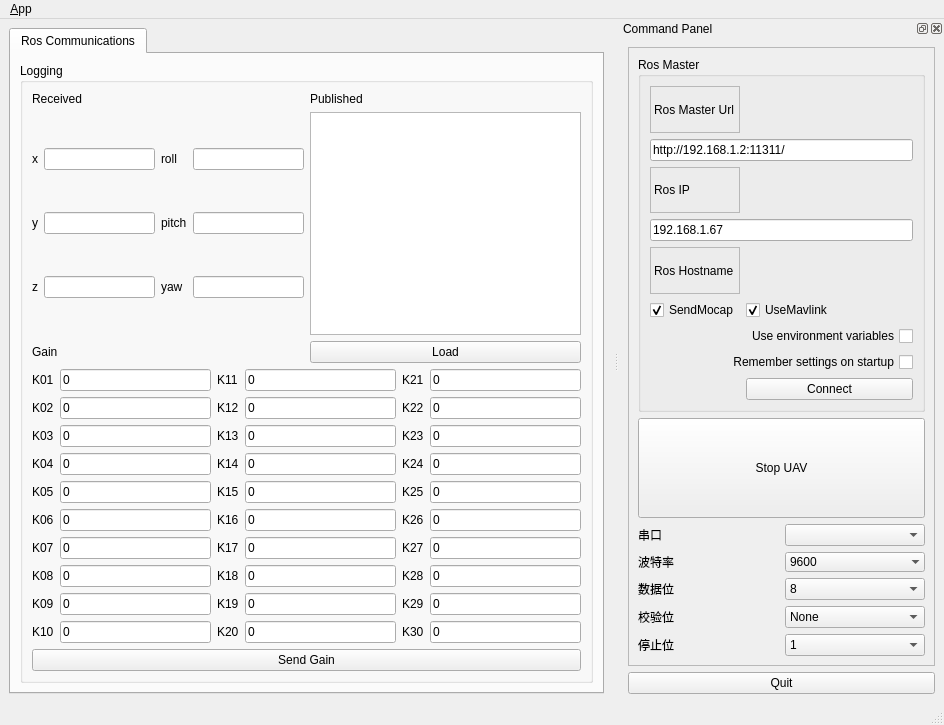
This is ui/main_window.ui in xindong324/btn_mocap_ui as Qt 5 draws it before an edit. The edited form follows.
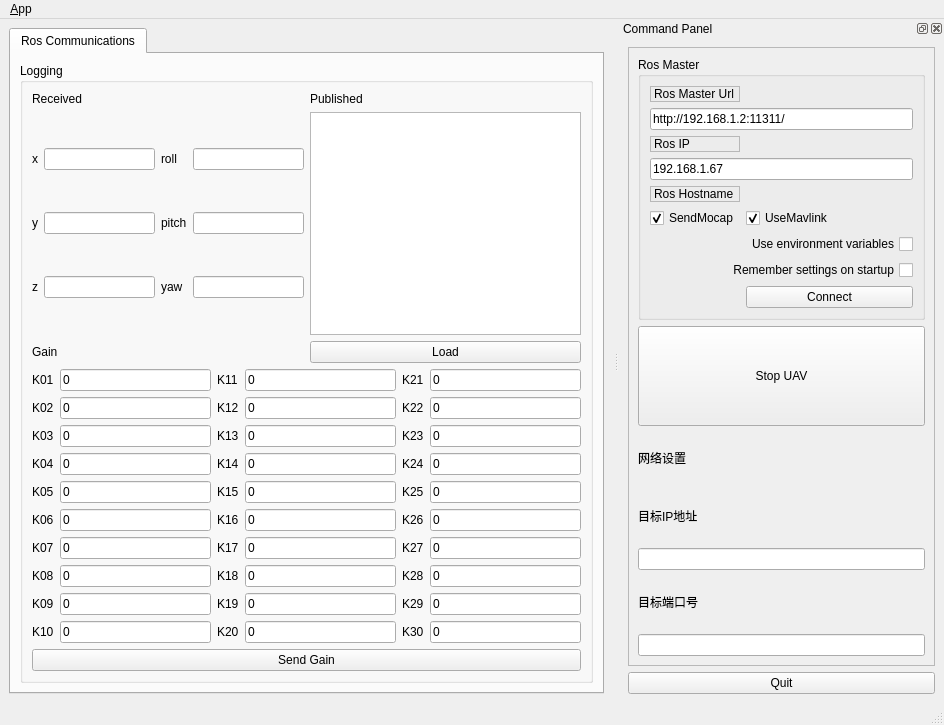
This is the edited form. Icons and pictures are not drawn.

The edit to the form file:
```diff
--- a/ui/main_window.ui
+++ b/ui/main_window.ui
@@ -832,161 +832,34 @@
         <item>
          <layout class="QVBoxLayout" name="verticalLayout_4">
           <item>
-           <layout class="QGridLayout" name="gridLayout_2">
-            <item row="0" column="0">
-             <widget class="QLabel" name="label_6">
-              <property name="text">
-               <string>串口</string>
-              </property>
-             </widget>
-            </item>
-            <item row="1" column="1">
-             <widget class="QComboBox" name="cb_boadrate">
-              <property name="editable">
-               <bool>false</bool>
-              </property>
-              <property name="currentText">
-               <string>9600</string>
-              </property>
-              <property name="currentIndex">
-               <number>0</number>
-              </property>
-              <property name="frame">
-               <bool>false</bool>
-              </property>
-              <item>
-               <property name="text">
-                <string>9600</string>
-               </property>
-              </item>
-              <item>
-               <property name="text">
-                <string>38400</string>
-               </property>
-              </item>
-              <item>
-               <property name="text">
-                <string>57600</string>
-               </property>
-              </item>
-              <item>
-               <property name="text">
-                <string>115200</string>
-               </property>
-              </item>
-              <item>
-               <property name="text">
-                <string>119600</string>
-               </property>
-              </item>
-             </widget>
-            </item>
-            <item row="3" column="0">
-             <widget class="QLabel" name="label_9">
-              <property name="text">
-               <string>校验位</string>
-              </property>
-             </widget>
-            </item>
-            <item row="2" column="0">
-             <widget class="QLabel" name="label_8">
-              <property name="text">
-               <string>数据位</string>
-              </property>
-             </widget>
-            </item>
-            <item row="2" column="1">
-             <widget class="QComboBox" name="cb_data">
-              <property name="currentIndex">
-               <number>3</number>
-              </property>
-              <item>
-               <property name="text">
-                <string>5</string>
-               </property>
-              </item>
-              <item>
-               <property name="text">
-                <string>6</string>
-               </property>
-              </item>
-              <item>
-               <property name="text">
-                <string>7</string>
-               </property>
-              </item>
-              <item>
-               <property name="text">
-                <string>8</string>
-               </property>
-              </item>
-             </widget>
-            </item>
-            <item row="0" column="1">
-             <widget class="QComboBox" name="cb_port">
-              <property name="editable">
-               <bool>false</bool>
-              </property>
-             </widget>
-            </item>
-            <item row="1" column="0">
-             <widget class="QLabel" name="label_7">
-              <property name="text">
-               <string>波特率</string>
-              </property>
-             </widget>
-            </item>
-            <item row="3" column="1">
-             <widget class="QComboBox" name="cb_check">
-              <item>
-               <property name="text">
-                <string>None</string>
-               </property>
-              </item>
-              <item>
-               <property name="text">
-                <string>Even</string>
-               </property>
-              </item>
-              <item>
-               <property name="text">
-                <string>Odd</string>
-               </property>
-              </item>
-              <item>
-               <property name="text">
-                <string>Space</string>
-               </property>
-              </item>
-              <item>
-               <property name="text">
-                <string>Mark</string>
-               </property>
-              </item>
-             </widget>
-            </item>
-            <item row="4" column="0">
-             <widget class="QLabel" name="label_41">
-              <property name="text">
-               <string>停止位</string>
-              </property>
-             </widget>
-            </item>
-            <item row="4" column="1">
-             <widget class="QComboBox" name="cb_stop">
-              <item>
-               <property name="text">
-                <string>1</string>
-               </property>
-              </item>
-              <item>
-               <property name="text">
-                <string>2</string>
-               </property>
-              </item>
-             </widget>
-            </item>
-           </layout>
+           <widget class="QLabel" name="label_8">
+            <property name="text">
+             <string>网络设置</string>
+            </property>
+           </widget>
+          </item>
+          <item>
+           <widget class="QLabel" name="label_6">
+            <property name="text">
+             <string>目标IP地址</string>
+            </property>
+            <property name="scaledContents">
+             <bool>false</bool>
+            </property>
+           </widget>
+          </item>
+          <item>
+           <widget class="QLineEdit" name="le_ip"/>
+          </item>
+          <item>
+           <widget class="QLabel" name="label_7">
+            <property name="text">
+             <string>目标端口号</string>
+            </property>
+           </widget>
+          </item>
+          <item>
+           <widget class="QLineEdit" name="le_port"/>
           </item>
          </layout>
         </item>
```
Left out of the diff: 2 changed lines with no effect on the pictures.
